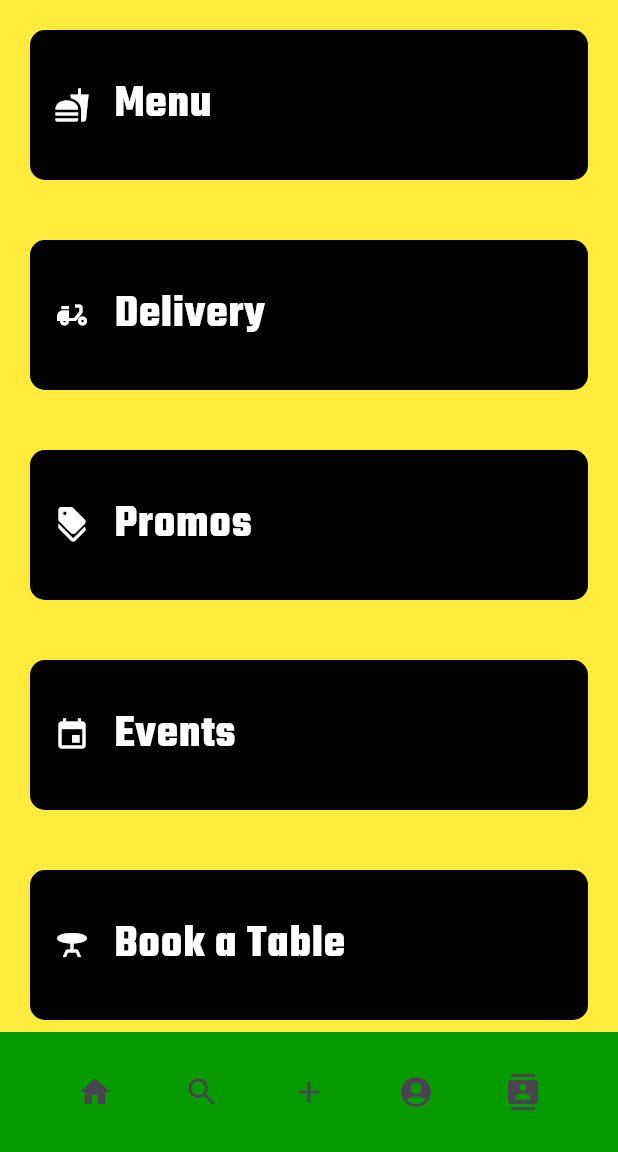
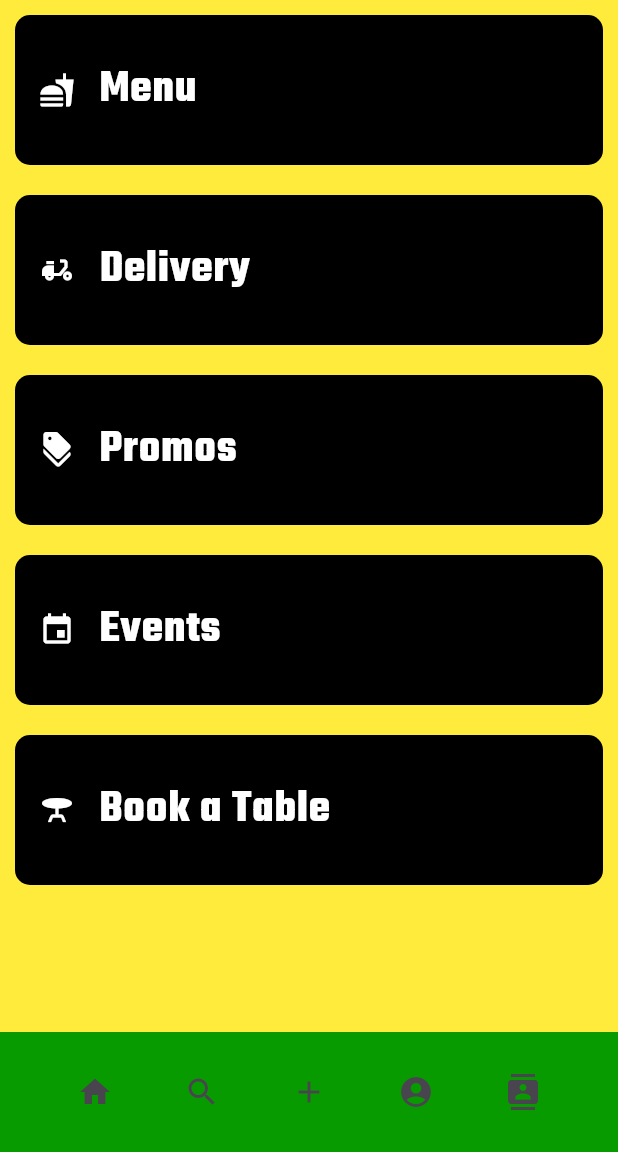
Before and after one commit to Kqmirasol/2191ADET-Mirasol-app, a Flutter app: the screen it shows after launch, after a tap on the "home" icon, on a phone screen of 412 x 824 dp, the part 84-1236 px from its top. Run offline on Flutter 3.47's test engine with Material 3 defaults, Android fonts, the phone set to English and light mode, and no system bars.

Commit message:
new commit

```diff
--- a/demo3/lib/main.dart
+++ b/demo3/lib/main.dart
@@ -1,156 +1,9 @@
 import 'package:flutter/material.dart';
+import 'package:manginasalapp/screens/home.dart';
 
 void main() {
   runApp(MaterialApp(
     title: 'Karlo APP',
-    home: Scaffold(
-      appBar: AppBar(
-        title: const Text("Mang Inasal Mobile App",
-        style: TextStyle(
-          color: Colors.white,
-          fontSize: 40.0,
-          fontWeight: FontWeight.bold,
-          fontFamily: "Teko",
-        )),
-        backgroundColor: const Color.fromARGB(255, 8, 155, 0),
-      ),
-      bottomNavigationBar: BottomAppBar(
-       color: const Color.fromARGB(255, 8, 155, 0),
-       child: Row(
-        mainAxisAlignment: MainAxisAlignment.spaceEvenly,
-        children: [
-          IconButton(icon: Icon(Icons.home), onPressed: (){}),
-          IconButton(icon: Icon(Icons.search), onPressed: (){}),
-          IconButton(icon: Icon(Icons.add), onPressed: (){}),
-          IconButton(icon: Icon(Icons.account_circle), onPressed: (){}),
-          IconButton(icon: Icon(Icons.contacts), onPressed: (){}),
-        ]
-        ),
-      ),
-    body: Material(
-        color: Colors.yellow,
-        child: Center(
-          child: Column(
-            children: [
-              Container(
-                width: 500,
-                height: 100,
-                margin: const EdgeInsets.all(20),
-                decoration: BoxDecoration(
-                  color: Colors.black,
-                  borderRadius: BorderRadius.circular(10),
-                ),
-                child: const Center(
-                  child: ListTile(
-                    leading: Icon(Icons.fastfood, color: Colors.white),
-                    title: Text(
-                      'Menu',
-                      style: TextStyle(
-                        fontSize: 30.0,
-                        fontWeight: FontWeight.bold,
-                        color: Colors.white,
-                        fontFamily: "Teko",
-                      ),
-                    ),
-                  ),
-                ),
-              ),
-              Container(
-                width: 500,
-                height: 100,
-                margin: const EdgeInsets.all(20),
-                decoration: BoxDecoration(
-                  color: Colors.black,
-                  borderRadius: BorderRadius.circular(10),
-                ),
-                child: const Center(
-                  child: ListTile(
-                    leading: Icon(Icons.moped, color: Colors.white),
-                    title: Text(
-                      'Delivery',
-                      style: TextStyle(
-                        fontSize: 30.0,
-                        fontWeight: FontWeight.bold,
-                        color: Colors.white,
-                        fontFamily: "Teko",
-                      ),
-                    ),
-                  ),
-                ),
-              ),
-              Container(
-                width: 500,
-                height: 100,
-                margin: const EdgeInsets.all(20),
-                decoration: BoxDecoration(
-                  color: Colors.black,
-                  borderRadius: BorderRadius.circular(10),
-                ),
-                child: const Center(
-                  child: ListTile(
-                    leading: Icon(Icons.discount, color: Colors.white),
-                    title: Text(
-                      'Promos',
-                      style: TextStyle(
-                        fontSize: 30.0,
-                        fontWeight: FontWeight.bold,
-                        color: Colors.white,
-                        fontFamily: "Teko",
-                      ),
-                    ),
-                  ),
-                ),
-              ),
-              Container(
-                width: 500,
-                height: 100,
-                margin: const EdgeInsets.all(20),
-                decoration: BoxDecoration(
-                  color: Colors.black,
-                  borderRadius: BorderRadius.circular(10),
-                ),
-                child: const Center(
-                  child: ListTile(
-                    leading: Icon(Icons.event, color: Colors.white),
-                    title: Text(
-                      'Events',
-                      style: TextStyle(
-                        fontSize: 30.0,
-                        fontWeight: FontWeight.bold,
-                        color: Colors.white,
-                        fontFamily: "Teko",
-                      ),
-                    ),
-                  ),
-                ),
-              ),
-              Container(
-                width: 500,
-                height: 100,
-                margin: const EdgeInsets.all(20),
-                decoration: BoxDecoration(
-                  color: Colors.black,
-                  borderRadius: BorderRadius.circular(10),
-                ),
-                child: const Center(
-                  child: ListTile(
-                    leading: Icon(Icons.table_bar, color: Colors.white),
-                    title: Text(
-                      'Book a Table',
-                      style: TextStyle(
-                        fontSize: 30.0,
-                        fontWeight: FontWeight.bold,
-                        color: Colors.white,
-                        fontFamily: "Teko",
-                      ),
-                    ),
-                  ),
-                ),
-              ),
-            ],
-          ),
-        ),
-      ),
-    ),
+    home: homePage()
   ));
 }
--- /dev/null
+++ b/demo3/lib/screens/body.dart
@@ -0,0 +1,28 @@
+import 'package:flutter/material.dart';
+import 'package:manginasalapp/screens/container1.dart';
+import 'package:manginasalapp/screens/container2.dart';
+import 'package:manginasalapp/screens/container3.dart';
+import 'package:manginasalapp/screens/container4.dart';
+import 'package:manginasalapp/screens/container5.dart';
+
+class bodyPage extends StatelessWidget {
+  const bodyPage({super.key});
+
+  @override
+  Widget build(BuildContext context) {
+    return Material(
+      color: Colors.yellow,
+      child: Center(
+        child: Column(
+          children: [
+            Container1(),
+            Container2(),
+            Container3(),
+            Container4(),
+            Container5()
+          ],
+        ),
+      ),
+    );
+  }
+}
--- /dev/null
+++ b/demo3/lib/screens/container1.dart
@@ -0,0 +1,32 @@
+import 'package:flutter/material.dart';
+
+class Container1 extends StatelessWidget {
+  const Container1({super.key});
+
+  @override
+  Widget build(BuildContext context) {
+    return Container(
+      width: 500,
+      height: 100,
+      margin: const EdgeInsets.all(10),
+      decoration: BoxDecoration(
+        color: Colors.black,
+        borderRadius: BorderRadius.circular(10),
+      ),
+      child: const Center(
+        child: ListTile(
+          leading: Icon(Icons.fastfood, color: Colors.white),
+          title: Text(
+            'Menu',
+            style: TextStyle(
+              fontSize: 30.0,
+              fontWeight: FontWeight.bold,
+              color: Colors.white,
+              fontFamily: "Teko",
+            ),
+          ),
+        ),
+      ),
+    );
+  }
+}
--- /dev/null
+++ b/demo3/lib/screens/container2.dart
@@ -0,0 +1,32 @@
+import 'package:flutter/material.dart';
+
+class Container2 extends StatelessWidget {
+  const Container2({super.key});
+
+  @override
+  Widget build(BuildContext context) {
+    return Container(
+      width: 500,
+      height: 100,
+      margin: const EdgeInsets.all(10),
+      decoration: BoxDecoration(
+        color: Colors.black,
+        borderRadius: BorderRadius.circular(10),
+      ),
+      child: const Center(
+        child: ListTile(
+          leading: Icon(Icons.moped, color: Colors.white),
+          title: Text(
+            'Delivery',
+            style: TextStyle(
+              fontSize: 30.0,
+              fontWeight: FontWeight.bold,
+              color: Colors.white,
+              fontFamily: "Teko",
+            ),
+          ),
+        ),
+      ),
+    );
+  }
+}
--- /dev/null
+++ b/demo3/lib/screens/container3.dart
@@ -0,0 +1,32 @@
+import 'package:flutter/material.dart';
+
+class Container3 extends StatelessWidget {
+  const Container3({super.key});
+
+  @override
+  Widget build(BuildContext context) {
+    return Container(
+      width: 500,
+      height: 100,
+      margin: const EdgeInsets.all(10),
+      decoration: BoxDecoration(
+        color: Colors.black,
+        borderRadius: BorderRadius.circular(10),
+      ),
+      child: const Center(
+        child: ListTile(
+          leading: Icon(Icons.discount, color: Colors.white),
+          title: Text(
+            'Promos',
+            style: TextStyle(
+              fontSize: 30.0,
+              fontWeight: FontWeight.bold,
+              color: Colors.white,
+              fontFamily: "Teko",
+            ),
+          ),
+        ),
+      ),
+    );
+  }
+}
--- /dev/null
+++ b/demo3/lib/screens/container4.dart
@@ -0,0 +1,32 @@
+import 'package:flutter/material.dart';
+
+class Container4 extends StatelessWidget {
+  const Container4({super.key});
+
+  @override
+  Widget build(BuildContext context) {
+    return Container(
+      width: 500,
+      height: 100,
+      margin: const EdgeInsets.all(10),
+      decoration: BoxDecoration(
+        color: Colors.black,
+        borderRadius: BorderRadius.circular(10),
+      ),
+      child: const Center(
+        child: ListTile(
+          leading: Icon(Icons.event, color: Colors.white),
+          title: Text(
+            'Events',
+            style: TextStyle(
+              fontSize: 30.0,
+              fontWeight: FontWeight.bold,
+              color: Colors.white,
+              fontFamily: "Teko",
+            ),
+          ),
+        ),
+      ),
+    );
+  }
+}
--- /dev/null
+++ b/demo3/lib/screens/container5.dart
@@ -0,0 +1,32 @@
+import 'package:flutter/material.dart';
+
+class Container5 extends StatelessWidget {
+  const Container5({super.key});
+
+  @override
+  Widget build(BuildContext context) {
+    return Container(
+      width: 500,
+      height: 100,
+      margin: const EdgeInsets.all(10),
+      decoration: BoxDecoration(
+        color: Colors.black,
+        borderRadius: BorderRadius.circular(10),
+      ),
+      child: const Center(
+        child: ListTile(
+          leading: Icon(Icons.table_bar, color: Colors.white),
+          title: Text(
+            'Book a Table',
+            style: TextStyle(
+              fontSize: 30.0,
+              fontWeight: FontWeight.bold,
+              color: Colors.white,
+              fontFamily: "Teko",
+            ),
+          ),
+        ),
+      ),
+    );
+  }
+}
--- /dev/null
+++ b/demo3/lib/screens/home.dart
@@ -0,0 +1,36 @@
+import 'package:flutter/material.dart';
+import 'package:manginasalapp/screens/body.dart';
+
+class homePage extends StatelessWidget {
+  const homePage({super.key});
+
+  @override
+  Widget build(BuildContext context) {
+    return Scaffold(
+      appBar: AppBar(
+        title: const Text("Mang Inasal Mobile App",
+        style: TextStyle(
+          color: Colors.white,
+          fontSize: 40.0,
+          fontWeight: FontWeight.bold,
+          fontFamily: "Teko",
+        )),
+        backgroundColor: const Color.fromARGB(255, 8, 155, 0),
+      ),
+      bottomNavigationBar: BottomAppBar(
+       color: const Color.fromARGB(255, 8, 155, 0),
+       child: Row(
+        mainAxisAlignment: MainAxisAlignment.spaceEvenly,
+        children: [
+          IconButton(icon: Icon(Icons.home), onPressed: (){}),
+          IconButton(icon: Icon(Icons.search), onPressed: (){}),
+          IconButton(icon: Icon(Icons.add), onPressed: (){}),
+          IconButton(icon: Icon(Icons.account_circle), onPressed: (){}),
+          IconButton(icon: Icon(Icons.contacts), onPressed: (){}),
+        ]
+        ),
+      ),
+    body: bodyPage()
+    );
+  }
+}
--- a/demo3/pubspec.yaml
+++ b/demo3/pubspec.yaml
@@ -1,4 +1,4 @@
-name: demo3
+name: manginasalapp
 description: "A new Flutter project."
 # The following line prevents the package from being accidentally published to
 # pub.dev using `flutter pub publish`. This is preferred for private packages.
```
Also changed, not shown: 2 other files.
